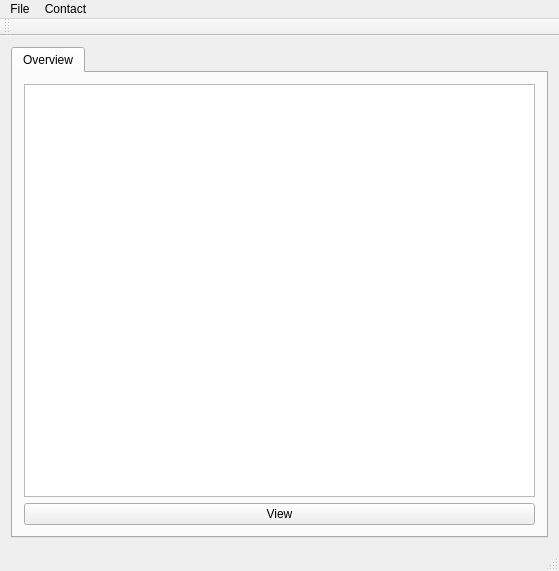
First picture: the form in mainwindow.ui, repository foikila/Phonebook, before the edit.
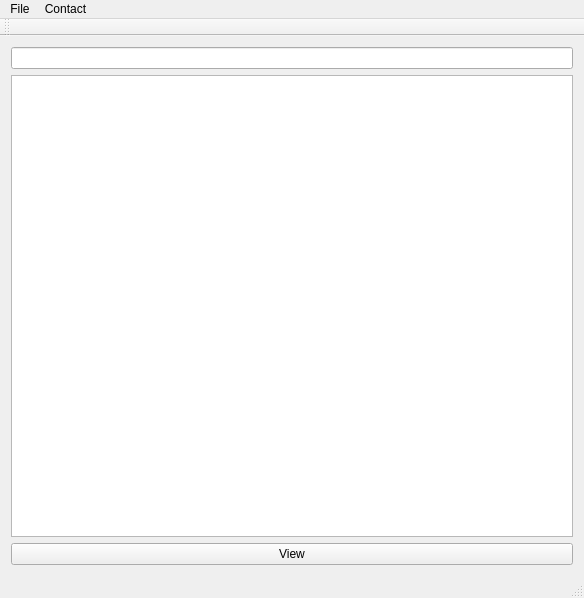
Second picture: the form after the edit.

Commit message: advanced search and shit

The edit to the form file:
```diff
--- a/mainwindow.ui
+++ b/mainwindow.ui
@@ -6,8 +6,8 @@
    <rect>
     <x>0</x>
     <y>0</y>
-    <width>559</width>
-    <height>571</height>
+    <width>584</width>
+    <height>598</height>
    </rect>
   </property>
   <property name="windowTitle">
@@ -16,16 +16,9 @@
   <widget class="QWidget" name="centralWidget">
    <layout class="QVBoxLayout" name="verticalLayout_2">
     <item>
-     <layout class="QVBoxLayout" name="verticalLayout_3">
+     <widget class="QLineEdit" name="searchText"/>
+    </item>
       <item>
-       <widget class="QTabWidget" name="tabWidget">
-        <property name="currentIndex">
-         <number>0</number>
-        </property>
-        <widget class="QWidget" name="Overview">
-         <attribute name="title">
-          <string>Overview</string>
-         </attribute>
          <layout class="QVBoxLayout" name="verticalLayout">
           <item>
            <widget class="QListWidget" name="listWidget"/>
@@ -38,10 +31,6 @@
            </widget>
           </item>
          </layout>
-        </widget>
-       </widget>
-      </item>
-     </layout>
     </item>
    </layout>
   </widget>
@@ -59,7 +48,7 @@
     <rect>
      <x>0</x>
      <y>0</y>
-     <width>559</width>
+     <width>584</width>
      <height>29</height>
     </rect>
    </property>
```
Lines whose indentation alone changed are shown as unchanged. The commit also changes 7 other files.
